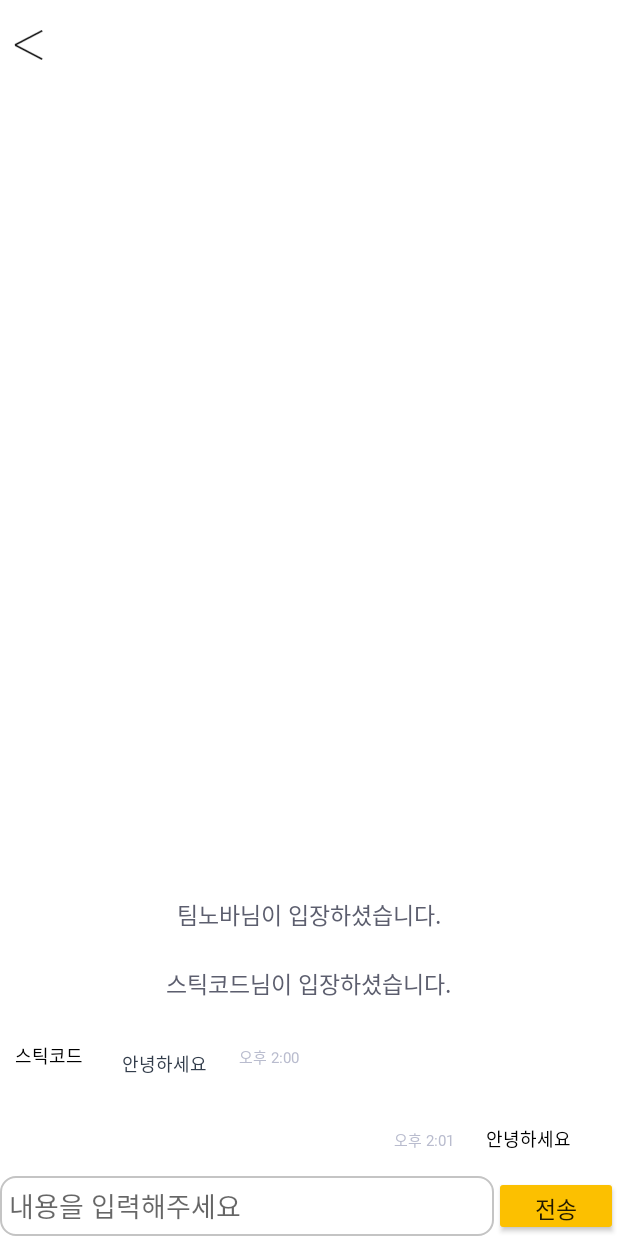
After one commit to GongWook/JungGal_v.2-Android, an Android app: the ChatActivity screen opened directly, with no data from a screen before it, on a phone screen of 412 x 824 dp. The commit adds this screen. Run offline under Robolectric (Android 15) with nearby library versions, the phone set to English and light mode, and no system bars.

Commit message:
채팅 화면 UI 제작중 22.04.25 AM 01 TODO DB와 연결 kochat 서버와 연결

```diff
--- a/app/src/main/AndroidManifest.xml
+++ b/app/src/main/AndroidManifest.xml
@@ -20,6 +20,9 @@
     <!-- 저장 파일 접근 권한 -->
     <uses-permission android:name="android.permission.WRITE_EXTERNAL_STORAGE" />
     <uses-permission android:name="android.permission.READ_EXTERNAL_STORAGE" />
+
+    <!-- 사용자 위치 추적 권환 -->
+<!--    <uses-permission android:name="android.permission.ACCESS_FINE_LOCATION" />-->
 
 
     <application
@@ -59,6 +62,9 @@
         <activity android:name=".RegistAgreeActivity"/>
         <activity android:name=".RegistPhoneAuthActivity"/>
         <activity android:name=".RegistActivity"/>
+<!--        <activity android:name=".SharePostWriteActivity"/>-->
+        <activity android:name=".ChatActivity"/>
+
     </application>
 
 </manifest>
--- /dev/null
+++ b/app/src/main/java/com/gnu_graduate_project_team/junggal_v2/ChatActivity.java
@@ -0,0 +1,46 @@
+package com.gnu_graduate_project_team.junggal_v2;
+
+import android.app.Activity;
+import android.content.Intent;
+import android.os.Bundle;
+import android.view.View;
+import android.widget.Button;
+
+import androidx.recyclerview.widget.LinearLayoutManager;
+import androidx.recyclerview.widget.RecyclerView;
+
+import java.util.ArrayList;
+
+public class ChatActivity extends Activity {
+
+    private ArrayList<Item> dataList;
+
+    @Override
+    protected void onCreate(Bundle savedInstanceState) {
+        super.onCreate(savedInstanceState);
+        setContentView(R.layout.activity_eggong_chat);
+
+        this.initializeData();
+
+        RecyclerView recyclerView = findViewById(R.id.eggong_chat_recycler_view);
+
+        LinearLayoutManager manager
+                = new LinearLayoutManager(this, LinearLayoutManager.VERTICAL,false);
+
+        manager.setStackFromEnd(true);//키보드 올라왔을 때 아래꺼 보이게
+        recyclerView.setLayoutManager(manager); // LayoutManager 등록
+        recyclerView.setAdapter(new MyAdapter(dataList));  // Adapter 등록
+
+    }
+
+    public void initializeData()
+    {
+        dataList = new ArrayList<>();
+
+        dataList.add(new Item("팀노바님이 입장하셨습니다.", null, null, ViewType.CENTER_JOIN));
+        dataList.add(new Item("스틱코드님이 입장하셨습니다.", null, null, ViewType.CENTER_JOIN));
+        dataList.add(new Item("안녕하세요", "스틱코드",  "오후 2:00", ViewType.LEFT_CHAT));
+        dataList.add(new Item("안녕하세요", null, "오후 2:01", ViewType.RIGHT_CHAT));
+
+    }
+}
--- /dev/null
+++ b/app/src/main/java/com/gnu_graduate_project_team/junggal_v2/Item.java
@@ -0,0 +1,31 @@
+package com.gnu_graduate_project_team.junggal_v2;
+
+public class Item {
+    private String content;
+    private String name;
+    private String time;
+    private int viewType;
+
+    public Item(String content, String name , String time, int viewType) {
+        this.content = content;
+        this.name = name;
+        this.time = time;
+        this.viewType = viewType;
+    }
+
+    public String getContent() {
+        return content;
+    }
+
+    public String getName() {
+        return name;
+    }
+
+    public String getTime() {
+        return time;
+    }
+
+    public int getViewType() {
+        return viewType;
+    }
+}
--- a/app/src/main/java/com/gnu_graduate_project_team/junggal_v2/MainActivity.java
+++ b/app/src/main/java/com/gnu_graduate_project_team/junggal_v2/MainActivity.java
@@ -1,5 +1,6 @@
 package com.gnu_graduate_project_team.junggal_v2;
 
+import androidx.annotation.Nullable;
 import androidx.appcompat.app.AppCompatActivity;
 import androidx.core.app.ActivityCompat;
 import androidx.core.content.ContextCompat;
@@ -13,6 +14,9 @@ import android.view.View;
 import android.widget.Button;
 import android.widget.Toast;
 
+import com.google.android.material.floatingactionbutton.FloatingActionButton;
+import com.google.android.material.snackbar.Snackbar;
+
 public class MainActivity extends AppCompatActivity {
 
     private Button nextBtn;
@@ -22,8 +26,16 @@ public class MainActivity extends AppCompatActivity {
         super.onCreate(savedInstanceState);
         setContentView(R.layout.activity_main);
 
+        FloatingActionButton fab = findViewById(R.id.floatingActionButton);
+        fab.setOnClickListener(new View.OnClickListener() {
+            @Override
+            public void onClick(View view) {
+                Intent intent = new Intent(MainActivity.this, ChatActivity.class);
+                startActivity(intent);
+            }
+        });
+
         //String user_id_preference = PreferenceManager.getString(MainActivity.this, "user_id");
-
 
     }
 }
--- /dev/null
+++ b/app/src/main/java/com/gnu_graduate_project_team/junggal_v2/MyAdapter.java
@@ -0,0 +1,119 @@
+package com.gnu_graduate_project_team.junggal_v2;
+
+import android.content.Context;
+import android.view.LayoutInflater;
+import android.view.View;
+import android.view.ViewGroup;
+import android.widget.TextView;
+
+import androidx.annotation.NonNull;
+import androidx.recyclerview.widget.RecyclerView;
+
+import java.util.ArrayList;
+
+public class MyAdapter extends RecyclerView.Adapter<RecyclerView.ViewHolder>{
+
+    private ArrayList<Item> myDataList = null;
+
+    MyAdapter(ArrayList<Item> dataList)
+    {
+        myDataList = dataList;
+    }
+
+    @NonNull
+    @Override
+    public RecyclerView.ViewHolder onCreateViewHolder(@NonNull ViewGroup parent, int viewType)
+    {
+        View view;
+        Context context = parent.getContext();
+        LayoutInflater inflater = (LayoutInflater) context.getSystemService(Context.LAYOUT_INFLATER_SERVICE);
+
+        if(viewType == ViewType.CENTER_JOIN)
+        {
+            view = inflater.inflate(R.layout.activity_chat_join, parent, false);
+            return new CenterViewHolder(view);
+        }
+        else if(viewType == ViewType.LEFT_CHAT)
+        {
+            view = inflater.inflate(R.layout.activity_chat_left, parent, false);
+            return new LeftViewHolder(view);
+        }
+        else
+        {
+            view = inflater.inflate(R.layout.activity_chat_right, parent, false);
+            return new RightViewHolder(view);
+        }
+    }
+
+
+    @Override
+    public void onBindViewHolder(RecyclerView.ViewHolder viewHolder, int position)
+    {
+        if(viewHolder instanceof CenterViewHolder)
+        {
+            ((CenterViewHolder) viewHolder).content.setText(myDataList.get(position).getContent());
+        }
+        else if(viewHolder instanceof LeftViewHolder)
+        {
+            ((LeftViewHolder) viewHolder).name.setText(myDataList.get(position).getName());
+            ((LeftViewHolder) viewHolder).content.setText(myDataList.get(position).getContent());
+            ((LeftViewHolder) viewHolder).time.setText(myDataList.get(position).getTime());
+        }
+        else
+        {
+            ((RightViewHolder) viewHolder).content.setText(myDataList.get(position).getContent());
+            ((RightViewHolder) viewHolder).time.setText(myDataList.get(position).getTime());
+        }
+    }
+
+    @Override
+    public int getItemCount()
+    {
+        return myDataList.size();
+    }
+
+    @Override
+    public int getItemViewType(int position) {
+        return myDataList.get(position).getViewType();
+    }
+
+    public class CenterViewHolder extends RecyclerView.ViewHolder{
+        TextView content;
+
+        CenterViewHolder(View itemView)
+        {
+            super(itemView);
+
+            content = itemView.findViewById(R.id.content);
+        }
+    }
+
+    public class LeftViewHolder extends RecyclerView.ViewHolder{
+        TextView content;
+        TextView name;
+        TextView time;
+
+        LeftViewHolder(View itemView)
+        {
+            super(itemView);
+
+            content = itemView.findViewById(R.id.content);
+            name = itemView.findViewById(R.id.name);
+            time = itemView.findViewById(R.id.time);
+        }
+    }
+
+    public class RightViewHolder extends RecyclerView.ViewHolder{
+        TextView content;
+        TextView time;
+
+        RightViewHolder(View itemView)
+        {
+            super(itemView);
+
+            content = itemView.findViewById(R.id.content);
+            time = itemView.findViewById(R.id.time);
+        }
+    }
+
+}
--- /dev/null
+++ b/app/src/main/java/com/gnu_graduate_project_team/junggal_v2/ViewType.java
@@ -0,0 +1,7 @@
+package com.gnu_graduate_project_team.junggal_v2;
+
+public class ViewType {
+    public static final int CENTER_JOIN = 0;
+    public static final int LEFT_CHAT = 1;
+    public static final int RIGHT_CHAT = 2;
+}
--- /dev/null
+++ b/app/src/main/res/layout/activity_chat_join.xml
@@ -0,0 +1,23 @@
+<?xml version="1.0" encoding="utf-8"?>
+<LinearLayout xmlns:android="http://schemas.android.com/apk/res/android"
+    xmlns:app="http://schemas.android.com/apk/res-auto"
+    xmlns:tools="http://schemas.android.com/tools"
+    android:layout_width="match_parent"
+    android:layout_height="wrap_content"
+    android:gravity="center"
+    android:paddingTop="11dp"
+    android:paddingBottom="11dp">
+
+    <TextView
+        android:id="@+id/content"
+        android:layout_width="wrap_content"
+        android:layout_height="wrap_content"
+        android:text="~~님이 입장하셨습니다."
+        android:textColor="#5C5E6E"
+        android:textSize="15sp"
+        android:fontFamily="@font/namugodicl"
+        app:layout_constraintEnd_toEndOf="parent"
+        app:layout_constraintStart_toStartOf="parent"
+        app:layout_constraintTop_toTopOf="parent" />
+
+</LinearLayout>
--- /dev/null
+++ b/app/src/main/res/layout/activity_chat_left.xml
@@ -0,0 +1,51 @@
+<?xml version="1.0" encoding="utf-8"?>
+<LinearLayout xmlns:android="http://schemas.android.com/apk/res/android"
+    xmlns:app="http://schemas.android.com/apk/res-auto"
+    xmlns:tools="http://schemas.android.com/tools"
+    android:layout_width="match_parent"
+    android:layout_height="wrap_content"
+    android:background="@color/white"
+    android:paddingTop="12dp"
+    android:paddingBottom="12dp">
+
+    <TextView
+        android:id="@+id/name"
+        android:layout_width="wrap_content"
+        android:layout_height="wrap_content"
+        android:layout_marginLeft="10dp"
+        android:text="이름"
+        android:textColor="@color/black"
+        android:textSize="12sp"
+        android:fontFamily="@font/namugodicl"
+        app:layout_constraintStart_toStartOf="parent"
+        app:layout_constraintTop_toTopOf="parent" />
+
+    <TextView
+        android:id="@+id/content"
+        android:layout_width="wrap_content"
+        android:layout_height="wrap_content"
+        android:layout_marginTop="5dp"
+        android:layout_marginLeft="10dp"
+        android:paddingLeft="16dp"
+        android:paddingTop="4dp"
+        android:paddingRight="16dp"
+        android:paddingBottom="4dp"
+        android:text="상대방이 보낸 메세지"
+        android:textColor="#333d4b"
+        android:textSize="12sp"
+        android:fontFamily="@font/namugodicl"
+        app:layout_constraintStart_toStartOf="parent"
+        app:layout_constraintTop_toBottomOf="@+id/name" />
+
+    <TextView
+        android:id="@+id/time"
+        android:layout_width="wrap_content"
+        android:layout_height="wrap_content"
+        android:layout_marginLeft="5dp"
+        android:text="00:00"
+        android:textColor="#b9bcce"
+        android:textSize="10sp"
+        app:layout_constraintBottom_toBottomOf="@+id/content"
+        app:layout_constraintStart_toEndOf="@+id/content" />
+
+</LinearLayout>
--- /dev/null
+++ b/app/src/main/res/layout/activity_chat_right.xml
@@ -0,0 +1,40 @@
+<?xml version="1.0" encoding="utf-8"?>
+<LinearLayout xmlns:android="http://schemas.android.com/apk/res/android"
+    xmlns:app="http://schemas.android.com/apk/res-auto"
+    xmlns:tools="http://schemas.android.com/tools"
+    android:layout_width="match_parent"
+    android:layout_height="wrap_content"
+    android:gravity="right"
+    android:background="@color/white"
+    android:paddingTop="12dp"
+    android:paddingBottom="12dp">
+
+    <TextView
+        android:id="@+id/time"
+        android:layout_width="wrap_content"
+        android:layout_height="wrap_content"
+        android:layout_marginRight="5dp"
+        android:text="00:00"
+        android:textColor="#b9bcce"
+        android:textSize="10sp"
+        android:fontFamily="@font/namugodicl"
+        app:layout_constraintBottom_toBottomOf="@+id/content"
+        app:layout_constraintStart_toStartOf="@+id/content" />
+
+    <TextView
+        android:id="@+id/content"
+        android:layout_width="wrap_content"
+        android:layout_height="wrap_content"
+        android:layout_marginRight="15dp"
+        android:paddingLeft="16dp"
+        android:paddingTop="4dp"
+        android:paddingRight="16dp"
+        android:paddingBottom="4dp"
+        android:text="내가 보낸 메세지"
+        android:textColor="@color/black"
+        android:textSize="12sp"
+        android:fontFamily="@font/namugodicl"
+        app:layout_constraintEnd_toEndOf="parent"
+        app:layout_constraintTop_toTopOf="parent" />
+
+</LinearLayout>
--- /dev/null
+++ b/app/src/main/res/layout/activity_eggong_chat.xml
@@ -0,0 +1,66 @@
+<?xml version="1.0" encoding="utf-8"?>
+<LinearLayout xmlns:android="http://schemas.android.com/apk/res/android"
+    xmlns:app="http://schemas.android.com/apk/res-auto"
+    xmlns:tools="http://schemas.android.com/tools"
+    android:layout_width="match_parent"
+    android:layout_height="match_parent"
+    android:orientation="vertical"
+    tools:context=".ChatActivity">
+
+    <LinearLayout
+        android:layout_width="match_parent"
+        android:layout_height="50dp">
+
+        <ImageView
+            android:layout_width="wrap_content"
+            android:layout_height="30dp"
+            android:src="@drawable/back_icon"
+            android:paddingTop="10dp"
+            android:layout_gravity="center"
+            ></ImageView>
+
+    </LinearLayout>
+
+    <androidx.recyclerview.widget.RecyclerView
+        android:id="@+id/eggong_chat_recycler_view"
+        android:layout_width="match_parent"
+        android:layout_height="0dp"
+        android:layout_weight="1"
+        app:layout_constraintEnd_toEndOf="parent"
+        app:layout_constraintStart_toStartOf="parent"
+        app:layout_constraintTop_toTopOf="parent" />
+
+
+    <LinearLayout
+        android:layout_width="match_parent"
+        android:layout_height="40dp"
+        android:orientation="horizontal">
+
+        <EditText
+            android:id="@+id/egg_edit_text"
+            android:layout_width="0dp"
+            android:layout_height="40dp"
+            android:layout_weight="4"
+            android:background="@drawable/textbox_design"
+            android:fontFamily="@font/namugodicl"
+            android:hint="내용을 입력해주세요"
+            android:inputType="textMultiLine|textNoSuggestions"
+            android:maxLength="100"
+            android:padding="6dp"></EditText>
+
+        <Button
+            android:id="@+id/egg_send_text"
+            android:layout_width="0dp"
+            android:layout_height="40dp"
+            android:layout_weight="1"
+            android:layout_gravity="right"
+            android:backgroundTint="#FCC000"
+            android:fontFamily="@font/namugodicl"
+            android:text="전송"
+            android:textSize="15dp"/>
+
+
+    </LinearLayout>
+
+
+</LinearLayout>
```
Also changed, not shown: app/src/main/res/drawable/back_icon.png (added).
